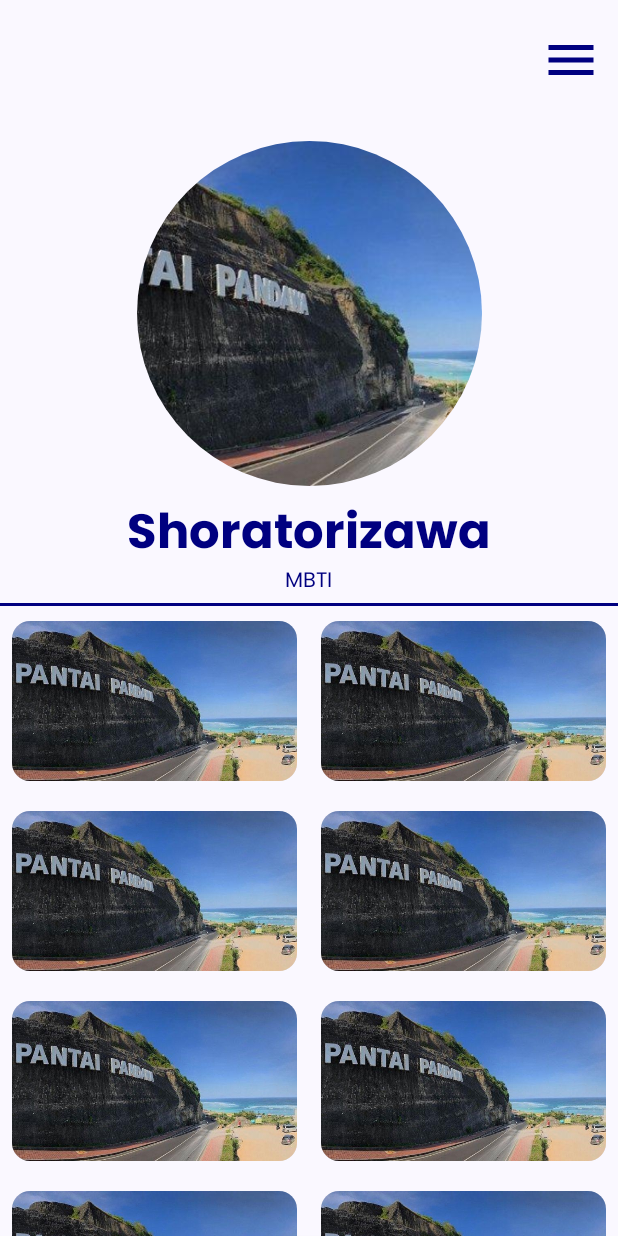
After one commit to whdadn/DefinderApps, an Android app built with Jetpack Compose: the composable ProfileScreen shown on its own in the app's theme, on a phone screen of 412 x 824 dp. The commit adds this screen. Run offline under Robolectric (Android 15) with nearby library versions, the light colour scheme and no system bars.

Commit message:
Membuat halaman profile

```diff
--- a/app/src/main/java/com/dicoding/definderapps/ui/component/detail/reviews/ReviewsItem.kt
+++ b/app/src/main/java/com/dicoding/definderapps/ui/component/detail/reviews/ReviewsItem.kt
@@ -1,16 +1,24 @@
 package com.dicoding.definderapps.ui.component.detail.reviews
 
+import android.net.Uri
+import androidx.activity.compose.rememberLauncherForActivityResult
+import androidx.activity.result.PickVisualMediaRequest
+import androidx.activity.result.contract.ActivityResultContracts
 import androidx.compose.foundation.Image
 import androidx.compose.foundation.clickable
 import androidx.compose.foundation.layout.Box
 import androidx.compose.foundation.layout.Column
+import androidx.compose.foundation.layout.PaddingValues
 import androidx.compose.foundation.layout.Row
 import androidx.compose.foundation.layout.fillMaxSize
 import androidx.compose.foundation.layout.fillMaxWidth
+import androidx.compose.foundation.layout.height
 import androidx.compose.foundation.layout.padding
 import androidx.compose.foundation.layout.size
+import androidx.compose.foundation.layout.width
 import androidx.compose.foundation.layout.wrapContentSize
 import androidx.compose.foundation.lazy.LazyColumn
+import androidx.compose.foundation.lazy.LazyRow
 import androidx.compose.foundation.lazy.items
 import androidx.compose.foundation.shape.CircleShape
 import androidx.compose.material.icons.Icons
@@ -42,6 +50,7 @@ import androidx.compose.ui.tooling.preview.Devices
 import androidx.compose.ui.tooling.preview.Preview
 import androidx.compose.ui.unit.dp
 import androidx.compose.ui.unit.sp
+import coil.compose.AsyncImage
 import com.dicoding.definderapps.R
 
 data class Reviews(
@@ -179,6 +188,7 @@ fun ReviewsItem(
                     }
                 }
             )
+
            if (measuredHeight > 0 && measuredHeight > 5 * MaterialTheme.typography.bodyLarge.fontSize.value)
            {
                if (!expanded)
@@ -209,6 +219,19 @@ fun ReviewsItem(
                        )
                    )
                }
+               LazyRow(
+                   contentPadding = PaddingValues(horizontal = 5.dp)
+               ){
+                   items(5)
+                   {
+                       Image(
+                           painter = painterResource(id = R.drawable.candi_dieng),
+                           contentDescription = null,
+                           modifier = Modifier
+                               .padding(end = 5.dp)
+                       )
+                   }
+               }
            }
         }
     }
@@ -218,6 +241,11 @@ fun ReviewsItem(
 fun ReviewsListItem()
 {
     var reviewUser by rememberSaveable { mutableStateOf("") }
+    var selectedImage by remember { mutableStateOf<List<Uri>>(emptyList()) }
+    val multiplePhotoLauncher = rememberLauncherForActivityResult(
+        contract = ActivityResultContracts.PickMultipleVisualMedia(),
+        onResult = {uris -> selectedImage = uris}
+    )
 
     Box(
         modifier = Modifier
@@ -236,6 +264,22 @@ fun ReviewsListItem()
             modifier = Modifier
                 .align(Alignment.BottomCenter)
         ) {
+            LazyRow(
+                contentPadding = PaddingValues(horizontal = 5.dp),
+            ){
+                items(selectedImage) {uri ->
+                    AsyncImage(
+                        model = uri,
+                        contentDescription = null,
+                        modifier = Modifier
+                            .width(100.dp)
+                            .height(100.dp)
+                            .padding(end = 5.dp),
+                        contentScale = ContentScale.Crop,
+                    )
+                }
+            }
+
             TextField(
                 value = reviewUser,
                 modifier = Modifier
@@ -253,6 +297,19 @@ fun ReviewsListItem()
                     )
                 },
                 onValueChange = {reviewUser = it},
+                leadingIcon = {
+                    IconButton(
+                        onClick = { multiplePhotoLauncher.launch(
+                            PickVisualMediaRequest(ActivityResultContracts.PickVisualMedia.ImageOnly)
+                        ) }
+                    ) {
+                        Icon(
+                            painter = painterResource(id = R.drawable.image),
+                            contentDescription = "image",
+                            tint = Color(0xFF000080)
+                        )
+                    }
+                },
                 trailingIcon = {
                     IconButton(
                         onClick = { /*TODO*/ }
--- /dev/null
+++ b/app/src/main/java/com/dicoding/definderapps/ui/component/profile/ProfileItem.kt
@@ -0,0 +1,209 @@
+package com.dicoding.definderapps.ui.component.profile
+
+import androidx.compose.foundation.Image
+import androidx.compose.foundation.clickable
+import androidx.compose.foundation.layout.Arrangement
+import androidx.compose.foundation.layout.Box
+import androidx.compose.foundation.layout.Column
+import androidx.compose.foundation.layout.Row
+import androidx.compose.foundation.layout.fillMaxWidth
+import androidx.compose.foundation.layout.padding
+import androidx.compose.foundation.layout.size
+import androidx.compose.foundation.layout.wrapContentSize
+import androidx.compose.foundation.lazy.grid.GridCells
+import androidx.compose.foundation.lazy.grid.LazyVerticalGrid
+import androidx.compose.foundation.shape.CircleShape
+import androidx.compose.material.icons.Icons
+import androidx.compose.material.icons.filled.Menu
+import androidx.compose.material3.BottomSheetScaffold
+import androidx.compose.material3.Card
+import androidx.compose.material3.Divider
+import androidx.compose.material3.ExperimentalMaterial3Api
+import androidx.compose.material3.Icon
+import androidx.compose.material3.IconButton
+import androidx.compose.material3.MaterialTheme
+import androidx.compose.material3.Text
+import androidx.compose.material3.rememberBottomSheetScaffoldState
+import androidx.compose.runtime.Composable
+import androidx.compose.runtime.rememberCoroutineScope
+import androidx.compose.ui.Alignment
+import androidx.compose.ui.Modifier
+import androidx.compose.ui.draw.clip
+import androidx.compose.ui.graphics.Color
+import androidx.compose.ui.layout.ContentScale
+import androidx.compose.ui.res.painterResource
+import androidx.compose.ui.text.font.FontStyle
+import androidx.compose.ui.text.font.FontWeight
+import androidx.compose.ui.tooling.preview.Devices
+import androidx.compose.ui.tooling.preview.Preview
+import androidx.compose.ui.unit.dp
+import com.dicoding.definderapps.R
+import kotlinx.coroutines.launch
+
+@OptIn(ExperimentalMaterial3Api::class)
+@Composable
+fun ProfileItem() {
+    val scaffoldState = rememberBottomSheetScaffoldState()
+    val coroutine = rememberCoroutineScope()
+
+    BottomSheetScaffold(
+        scaffoldState = scaffoldState,
+        sheetContent = {
+           Column(
+               modifier = Modifier
+                   .fillMaxWidth(),
+           ) {
+              Row(
+                  verticalAlignment = Alignment.CenterVertically,
+                  modifier = Modifier
+                      .padding(start = 12.dp, bottom = 12.dp)
+                      .clickable {  }
+              ) {
+                    Icon(
+                        painter = painterResource(id = R.drawable.dark_mode_black_24dp),
+                        contentDescription = "dark_mode",
+                        modifier = Modifier
+                            .padding(start = 5.dp),
+                        tint = Color(0xFF000080)
+                    )
+                  Text(
+                      text = "Dark Mode",
+                      color = Color(0xFF000080),
+                      style = MaterialTheme.typography.titleMedium.copy(
+                          fontWeight = FontWeight.Normal,
+                          fontStyle = FontStyle.Normal
+                      ),
+                      modifier = Modifier
+                          .padding(start = 5.dp, bottom = 3.dp)
+                  )
+              }
+               Row(
+                   verticalAlignment = Alignment.CenterVertically,
+                   modifier = Modifier
+                       .padding(start = 12.dp, bottom = 12.dp)
+                       .clickable {  }
+               ) {
+                   Icon(
+                       painter = painterResource(id = R.drawable.logout),
+                       contentDescription = "dark_mode",
+                       modifier = Modifier
+                           .padding(start = 5.dp),
+                       tint = Color(0xFF000080)
+                   )
+                   Text(
+                       text = "Logout",
+                       color = Color(0xFF000080),
+                       style = MaterialTheme.typography.titleMedium.copy(
+                           fontWeight = FontWeight.Normal,
+                           fontStyle = FontStyle.Normal
+                       ),
+                       modifier = Modifier
+                           .padding(start = 5.dp, bottom = 3.dp)
+                   )
+               }
+           }
+        },
+        sheetPeekHeight = 0.dp
+    ) {
+        Row(
+            modifier = Modifier
+                .padding(top = 16.dp),
+        ) {
+            Column(
+                modifier = Modifier
+                    .fillMaxWidth(),
+                horizontalAlignment = Alignment.CenterHorizontally,
+                verticalArrangement = Arrangement.Center
+            ) {
+                IconButton(
+                    onClick = {
+                        coroutine.launch {
+                           scaffoldState.bottomSheetState.expand()
+                        }
+                    },
+                    modifier = Modifier
+                        .align(Alignment.End)
+                        .padding(end = 7.dp)
+                ) {
+                    Icon(
+                        imageVector = Icons.Default.Menu,
+                        contentDescription = null,
+                        modifier = Modifier
+                            .size(65.dp),
+                        tint = Color(0xFF000080)
+                    )
+                }
+                Image(
+                    painter = painterResource(id = R.drawable.pantai_pandawa),
+                    contentDescription = "profile_image",
+                    contentScale = ContentScale.Crop,
+                    modifier = Modifier
+                        .padding(top = 30.dp)
+                        .size(230.dp)
+                        .clip(CircleShape)
+                )
+                Text(
+                    text = "Shoratorizawa",
+                    color = Color(0xFF000080),
+                    style = MaterialTheme.typography.headlineLarge.copy(
+                        fontWeight = FontWeight.Bold,
+                        fontStyle = FontStyle.Normal
+                    ),
+                    modifier = Modifier
+                        .padding(top = 8.dp)
+                        .align(Alignment.CenterHorizontally),
+                )
+                Text(
+                    text = "MBTI",
+                    color = Color(0xFF000080),
+                    style = MaterialTheme.typography.titleSmall.copy(
+                        fontWeight = FontWeight.Normal,
+                        fontStyle = FontStyle.Normal
+                    ),
+                    modifier = Modifier
+                        .align(Alignment.CenterHorizontally),
+                )
+                Divider(
+                    color = Color(0xFF000080),
+                    thickness = 2.dp,
+                    modifier = Modifier
+                        .padding(top = 6.dp),
+                )
+                LazyVerticalGrid(
+                    columns = GridCells.Fixed(2)
+                ) {
+                    items(10)
+                    {
+                        Box(
+                            modifier = Modifier
+                                .wrapContentSize()
+                        ) {
+                            Card(
+                                modifier = Modifier
+                                    .wrapContentSize()
+                                    .padding(top = 10.dp, start = 8.dp, end = 8.dp, bottom = 10.dp),
+                            ) {
+                                Image(
+                                    painter = painterResource(id = R.drawable.pantai_pandawa),
+                                    contentDescription = "image",
+                                    modifier = Modifier
+                                        .wrapContentSize()
+                                )
+                            }
+                        }
+                    }
+                }
+            }
+        }
+    }
+}
+
+@Preview(
+    showSystemUi = true,
+    showBackground = true,
+    device = Devices.PIXEL_4_XL
+)
+@Composable
+fun ProfileItemPreview() {
+    ProfileItem()
+}
--- /dev/null
+++ b/app/src/main/java/com/dicoding/definderapps/ui/profile/ProfileScreen.kt
@@ -0,0 +1,10 @@
+package com.dicoding.definderapps.ui.profile
+
+import androidx.compose.runtime.Composable
+import com.dicoding.definderapps.ui.component.profile.ProfileItemPreview
+
+@Composable
+fun ProfileScreen()
+{
+    ProfileItemPreview()
+}
--- /dev/null
+++ b/app/src/main/res/drawable/dark_mode_black_24dp.xml
@@ -0,0 +1,9 @@
+<vector xmlns:android="http://schemas.android.com/apk/res/android"
+    android:width="24dp"
+    android:height="24dp"
+    android:viewportWidth="24"
+    android:viewportHeight="24">
+  <path
+      android:pathData="M12,3c-4.97,0 -9,4.03 -9,9s4.03,9 9,9s9,-4.03 9,-9c0,-0.46 -0.04,-0.92 -0.1,-1.36c-0.98,1.37 -2.58,2.26 -4.4,2.26c-2.98,0 -5.4,-2.42 -5.4,-5.4c0,-1.81 0.89,-3.42 2.26,-4.4C12.92,3.04 12.46,3 12,3L12,3z"
+      android:fillColor="#000000"/>
+</vector>
--- /dev/null
+++ b/app/src/main/res/drawable/image.xml
@@ -0,0 +1,9 @@
+<vector xmlns:android="http://schemas.android.com/apk/res/android"
+    android:width="24dp"
+    android:height="24dp"
+    android:viewportWidth="960"
+    android:viewportHeight="960">
+  <path
+      android:fillColor="#FF000000"
+      android:pathData="M200,840q-33,0 -56.5,-23.5T120,760v-560q0,-33 23.5,-56.5T200,120h560q33,0 56.5,23.5T840,200v560q0,33 -23.5,56.5T760,840L200,840ZM200,760h560v-560L200,200v560ZM240,680h480L570,480 450,640l-90,-120 -120,160ZM200,760v-560,560Z"/>
+</vector>
--- /dev/null
+++ b/app/src/main/res/drawable/logout.xml
@@ -0,0 +1,9 @@
+<vector xmlns:android="http://schemas.android.com/apk/res/android"
+    android:width="24dp"
+    android:height="24dp"
+    android:viewportWidth="960"
+    android:viewportHeight="960">
+  <path
+      android:fillColor="#FF000000"
+      android:pathData="M200,840q-33,0 -56.5,-23.5T120,760v-560q0,-33 23.5,-56.5T200,120h280v80L200,200v560h280v80L200,840ZM640,680 L585,622 687,520L360,520v-80h327L585,338l55,-58 200,200 -200,200Z"/>
+</vector>
```
